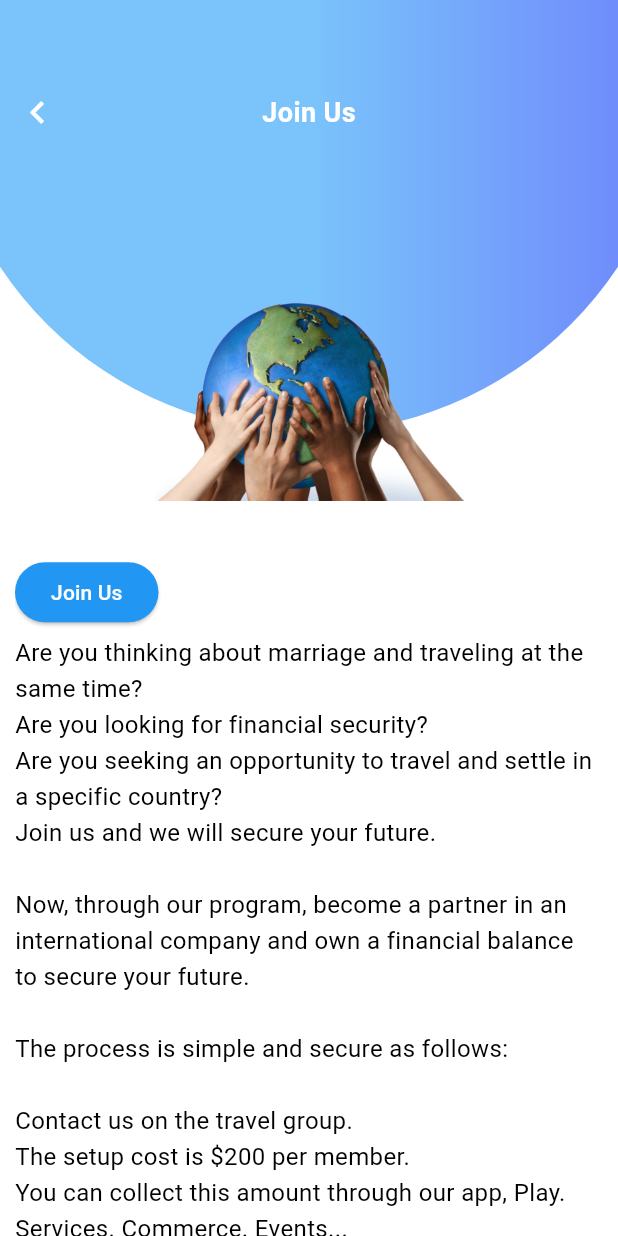
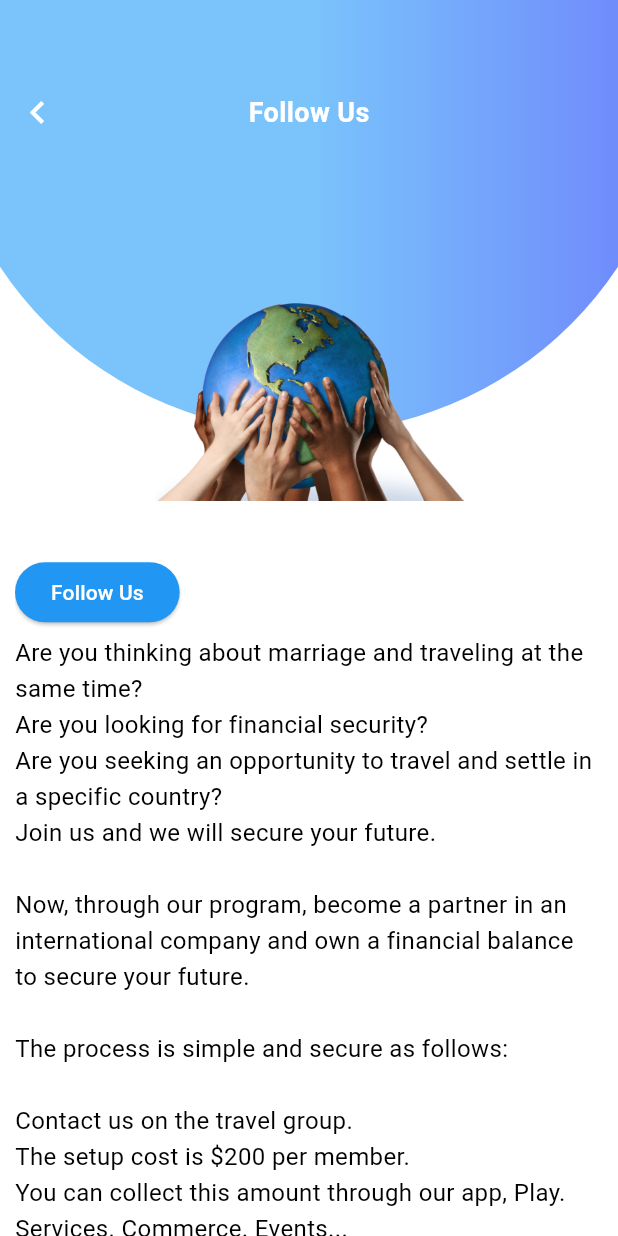
Before and after one commit to arsalanpeerzada/our-world-main, a Flutter app: the JoinUsScreen screen opened directly, on a phone screen of 412 x 824 dp. Run offline on Flutter 3.47's test engine with Material 3 defaults, Android fonts, the light colour scheme and no system bars; our stand-ins replace another_flushbar, cached_network_image, dropdown_button2, flutter_local_notifications, flutter_staggered_animations, get and 10 more; missing offline and left inert: chess, flutter_paypal, flutter_webrtc, simple_chess_board; accounts and stored records are empty; network calls fail.

Commit message:
1/30/2024

```diff
--- a/lib/constants/string_constants.dart
+++ b/lib/constants/string_constants.dart
@@ -111,6 +111,7 @@ const incorrectPassword = "Incorrect Password";
 const userDoesntExist = "User Doesn't Exist";
 const userExists = "User Exists";
 const joinUs = "Join Us";
+const followUs = "Follow Us";
 const signOut = "Sign Out";
 const joinUsText = "Join Us";
 const filter = "Filter";
--- a/lib/join_us/view.dart
+++ b/lib/join_us/view.dart
@@ -50,7 +50,7 @@ class JoinUsScreen extends StatelessWidget {
                   ),
                   Expanded(
                     child: Center(
-                        child: Text(joinUs.tr,
+                        child: Text(followUs.tr,
                             style: TextStyle(
                                 color: Colors.white,
                                 fontSize: 18,
@@ -87,7 +87,7 @@ class JoinUsScreen extends StatelessWidget {
                           backgroundColor: Colors.blue, // Set the background color to blue
                           foregroundColor: Colors.white, // Set the text color to white
                         ),
-                        child: Text(joinUs.tr),
+                        child: Text(followUs.tr),
                       ),
                       SizedBox(
                         height: 5,
```
Also changed, not shown: lib/post/controller/post_controller.dart (+17 -7 lines), lib/post/ui/add_post.dart (+15 -8 lines).
